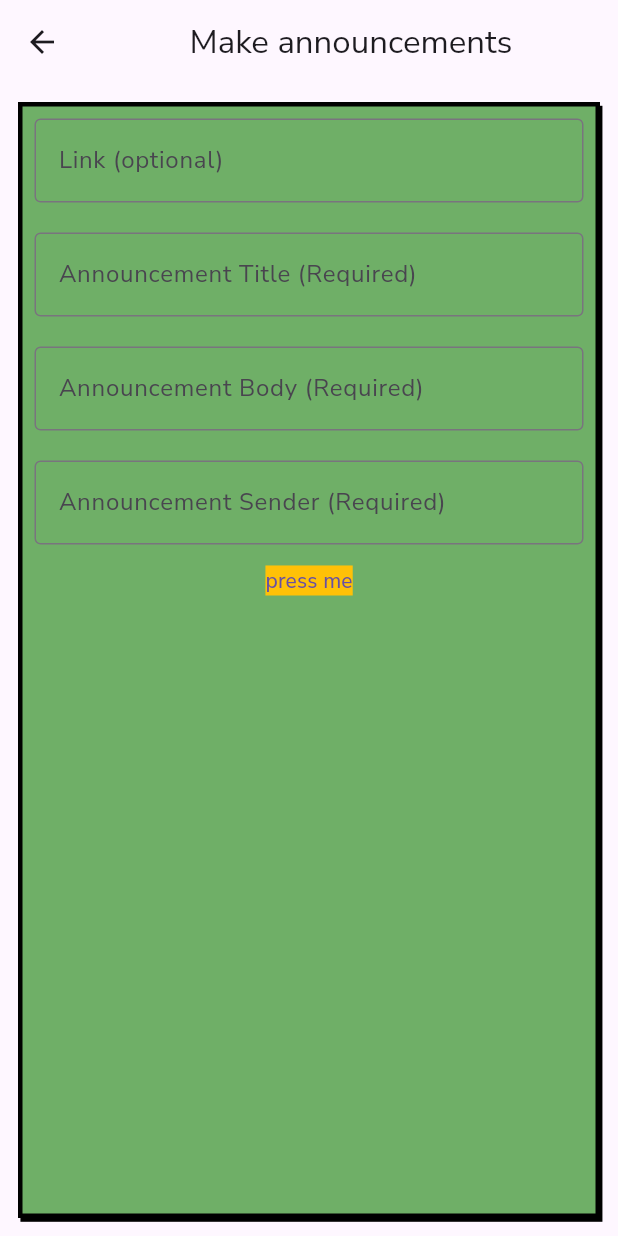
After one commit to ZeekHoft/Student-Compas, a Flutter app: the Notifications screen opened by its route, after a tap on the "add" icon, on a phone screen of 412 x 824 dp. The commit adds this screen. Run offline on Flutter 3.47's test engine with Material 3 defaults, Android fonts, the phone set to English and light mode, and no system bars; our stand-ins replace custom_refresh_indicator, firebase_auth, firebase_core, firebase_remote_config, flutter_secure_storage, google_fonts; missing offline and left inert: onesignal_flutter; accounts and stored records are empty.

Commit message:
trying to add remote announcement

```diff
--- a/lib/announcement_format.json
+++ b/lib/announcement_format.json
@@ -1,15 +1,45 @@
 {
-    "title": "Important Update",
-    "startsAt": "2024-07-01",
+    "title": "New Feature Update!",
+    "startsAt": "2024-08-15",
     "sessions": [
         {
             "id": "Announcement",
-            "dateTimeFrom": "2024-07-13",
-            "title": "Welcom to CS Compass",
-            "body": "Hello User! We are happy that you're using the app developed by the students /n of CCS, The purpose of this app is to guide you so use well, Enjoy /n your time here in CPU!!!",
-            "link": "https://www.youtube.com",
+            "link": "",
+            "title": "Start of Online Classes",
+            "dateTimeFrom": "2024-09-05T08:26:00Z",
+            "body": "Online classes will start on September 6th to 15th due to the bar exam thank you and please comply.",
             "sender": [
-                "support"
+                "Asst Secretary"
+            ]
+        },
+        {
+            "id": "Announcement",
+            "link": "",
+            "title": "Long weekend",
+            "dateTimeFrom": "2024-08-22T22:26:00Z",
+            "body": "Enjoy your long weekend as of 23 to 26 there will be no school!",
+            "sender": [
+                "Asst Secretary"
+            ]
+        },
+        {
+            "id": "Announcement",
+            "link": "",
+            "title": "Campus Tour for Freshmen",
+            "dateTimeFrom": "2024-08-15T20:53:00Z",
+            "body": "We are having our CAMPUS TOUR tomorrow August 16, 2024, call time is 9:30am, assembly area will be on MT and the event proper or CPUR orientation will take place at RMA at 1:00 PM",
+            "sender": [
+                "Asst Secretary"
+            ]
+        },
+        {
+            "id": "Announcement",
+            "link": "https://www.youtube.com/watch?v=xvFZjo5PgG0",
+            "title": "Welcome to CS Compass",
+            "dateTimeFrom": "2024-08-15T10:30:00Z",
+            "body": "Hello Students!!! We are happy that you're using the app developed by the students of CCS, The purpose of this app is to guide you, so use well, Enjoy your time here in CPU!!!",
+            "sender": [
+                "Developers"
             ]
         }
     ]
--- /dev/null
+++ b/lib/pages/create_announcement.dart
@@ -0,0 +1,198 @@
+import 'dart:convert';
+
+import 'package:cs_compas/anouncement_controllers/announcement_entity.dart';
+import 'package:cs_compas/controllers/color_control.dart';
+import 'package:cs_compas/pages/notif.dart';
+import 'package:firebase_remote_config/firebase_remote_config.dart';
+import 'package:flutter/material.dart';
+
+class CreateAnnouncement extends StatefulWidget {
+  const CreateAnnouncement({super.key});
+
+  @override
+  State<CreateAnnouncement> createState() => _CreateAnnouncementState();
+}
+
+class _CreateAnnouncementState extends State<CreateAnnouncement> {
+  final _formKey = GlobalKey<FormState>();
+  final remoteConfig = FirebaseRemoteConfig.instance;
+  final TextEditingController _linkController = TextEditingController();
+  final TextEditingController _titleController = TextEditingController();
+  // final TextEditingController _dateTimeFrom = TextEditingController();
+  final TextEditingController _bodyController = TextEditingController();
+  final TextEditingController _senderController = TextEditingController();
+
+  // get the current announcemnt through the textformfield and check for validation
+  Future<void> _submitAnnouncement() async {
+    if (_formKey.currentState!.validate()) {
+      final dateNow = DateTime.now().toUtc();
+      final newSession = Session(
+        id: "Announcement",
+        link: _linkController.text,
+        title: _titleController.text,
+        dateTimeFrom: dateNow,
+        body: _bodyController.text,
+        sender: [_senderController.text],
+      );
+
+      //access remoteconfig and set the new session of announcement
+
+      final existingAnnouncement =
+          await remoteConfig.getString(remoteUserDataKey);
+      final parsedAnnouncement =
+          Announcement.fromJson(jsonDecode(existingAnnouncement));
+      parsedAnnouncement.sessions.add(newSession);
+
+      remoteConfig.setDefaults({
+        remoteUserDataKey: jsonEncode(parsedAnnouncement),
+      });
+      await remoteConfig.fetchAndActivate();
+      ScaffoldMessenger.of(context).showSnackBar(
+          const SnackBar(content: Text("Announcement successfully added")));
+    }
+  }
+
+  @override
+  Widget build(BuildContext context) {
+    return Scaffold(
+      appBar: AppBar(
+        title: const Center(child: Text("Make announcements")),
+      ),
+      body: Row(
+        children: [
+          Expanded(
+            child: Padding(
+              padding: const EdgeInsets.all(12.0),
+              child: Container(
+                decoration: customContainer(),
+                child: Padding(
+                  padding: const EdgeInsets.all(8.0),
+                  child: Column(
+                    children: [
+                      TextFormField(
+                        controller: _linkController,
+                        decoration: const InputDecoration(
+                          labelText: 'Link (optional)',
+                          hintText: 'Enter a link (if applicable)',
+                          border: OutlineInputBorder(),
+                        ),
+                        validator: (value) {
+                          if (value != null && value.isNotEmpty) {
+                            return 'Please enter a valid URL';
+                          }
+                          return null;
+                        },
+                      ),
+                      //Title
+                      const SizedBox(
+                        height: 20,
+                      ),
+                      TextFormField(
+                        controller: _titleController,
+                        decoration: const InputDecoration(
+                          labelText: "Announcement Title (Required)",
+                          hintText: "Please input a Title for the announcement",
+                          border: OutlineInputBorder(),
+                        ),
+                        validator: (value) {
+                          if (value!.isEmpty) {
+                            return "Please enter a title";
+                          }
+                          return null;
+                        },
+                      ),
+
+                      const SizedBox(
+                        height: 20,
+                      ),
+                      //Date
+                      // TextFormField(
+                      //   controller: _dateTimeFrom,
+                      //   decoration: const InputDecoration(
+                      //     labelText: "Date & Time of announcement (Required)",
+                      //     hintText:
+                      //         "Please input a Date & Time for the announcement",
+                      //     border: OutlineInputBorder(),
+                      //   ),
+                      //   validator: (value) {
+                      //     if (value!.isEmpty) {
+                      //       return "Please enter a Date & Time";
+                      //     }
+                      //     return null;
+                      //   },
+                      // ),
+
+                      // const SizedBox(
+                      //   height: 20,
+                      // ),
+                      //Content
+                      TextFormField(
+                        controller: _bodyController,
+                        decoration: const InputDecoration(
+                          labelText: "Announcement Body (Required)",
+                          hintText:
+                              "Please input main content for the announcement",
+                          border: OutlineInputBorder(),
+                        ),
+                        validator: (value) {
+                          if (value!.isEmpty) {
+                            return "Please enter content";
+                          }
+                          return null;
+                        },
+                      ),
+
+                      const SizedBox(
+                        height: 20,
+                      ),
+
+                      //Sender
+                      TextFormField(
+                        controller: _senderController,
+                        decoration: const InputDecoration(
+                          labelText: "Announcement Sender (Required)",
+                          hintText: "Please input Sender for the announcement",
+                          border: OutlineInputBorder(),
+                        ),
+                        validator: (value) {
+                          if (value!.isEmpty) {
+                            return "Please enter Position of Sender";
+                          }
+                          return null;
+                        },
+                      ),
+
+                      TextButton(
+                        onPressed: () async {
+                          if (_formKey.currentState != null &&
+                              _formKey.currentState!.validate()) {
+                            await _submitAnnouncement();
+                            ScaffoldMessenger.of(context).showSnackBar(
+                                const SnackBar(
+                                    content: Text(
+                                        "Announcement successfully added")));
+                          }
+                        },
+                        child: const Text(
+                          "press me",
+                          style: TextStyle(backgroundColor: Colors.amber),
+                        ),
+                      )
+                    ],
+                  ),
+                ),
+              ),
+            ),
+          ),
+        ],
+      ),
+    );
+  }
+}
+
+BoxDecoration customContainer() {
+  return BoxDecoration(
+      color: AppColors.midtone,
+      border: Border.all(color: AppColors.borderColor, width: 3),
+      boxShadow: [BoxShadow(offset: Offset.fromDirection(1, 3))]);
+}
--- a/lib/pages/notif.dart
+++ b/lib/pages/notif.dart
@@ -8,6 +8,7 @@ import 'package:flutter/material.dart';
 import 'package:google_fonts/google_fonts.dart';
 import 'package:url_launcher/url_launcher.dart';
 import 'package:custom_refresh_indicator/custom_refresh_indicator.dart';
+import 'package:cs_compas/pages/create_announcement.dart';
 
 const remoteUserDataKey = "announcements";
 
@@ -68,6 +69,22 @@ class _NotificationsState extends State<Notifications> {
               ),
             );
           },
+        ),
+        floatingActionButton: Builder(
+          builder: (context) => FloatingActionButton(
+            mini: true,
+            onPressed: () {
+              Navigator.push(
+                  context,
+                  MaterialPageRoute(
+                      builder: (context) => const CreateAnnouncement()));
+            },
+            backgroundColor: AppColors.dark,
+            child: const Icon(
+              Icons.add,
+              color: AppColors.tertiary,
+            ),
+          ),
         ),
       ),
     );
```
